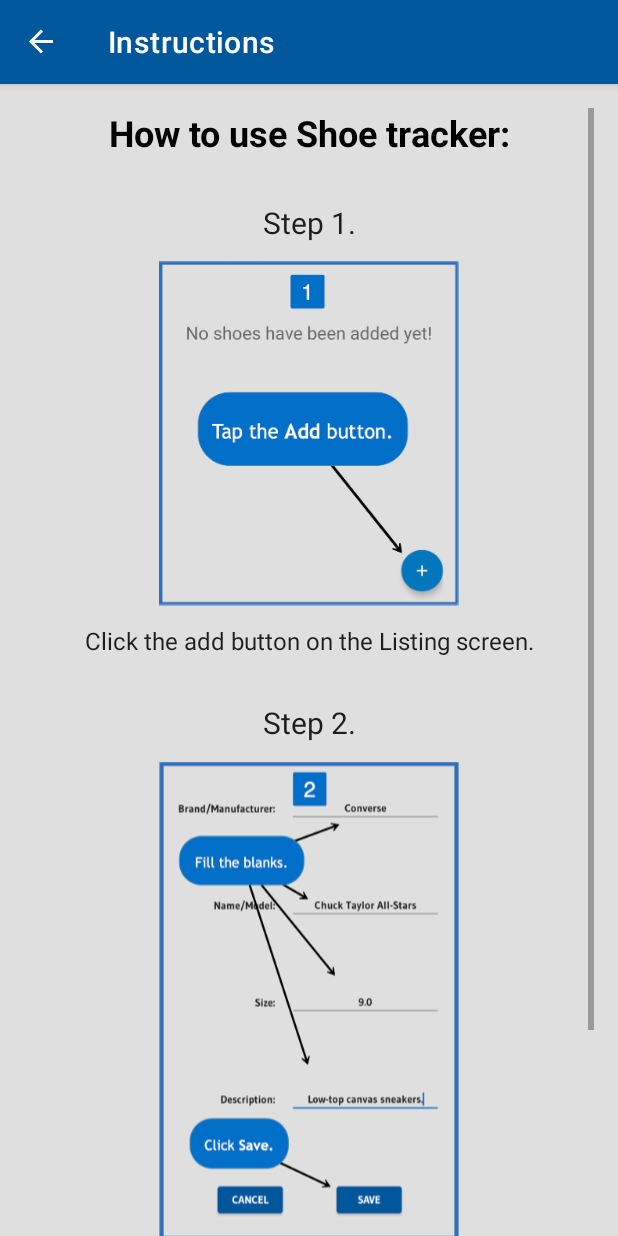
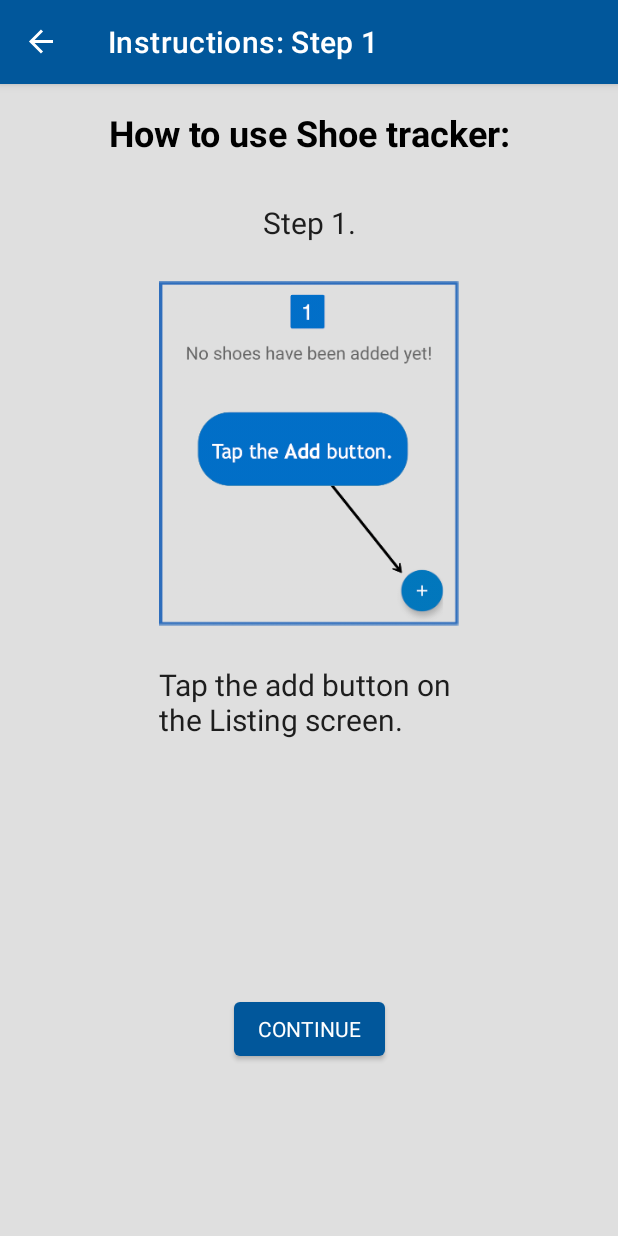
Before and after one commit to kelocen/shoe-tracker, an Android app: the StepOneFragment screen opened through its navigation route, on a phone screen of 412 x 824 dp. Run offline under Robolectric (Android 15) with nearby library versions, the phone set to English and light mode, and no system bars; our stand-ins replace Timber, data binding, navigation-ui; Roboto replaces fonts that are not available here.

Commit message:
feat: Divide instructions into two fragments

```diff
--- a/app/src/main/java/com/example/shoestoreinventory/ui/instructions/InstructionsFragment.kt
+++ b/app/src/main/java/com/example/shoestoreinventory/ui/instructions/StepOneFragment.kt
@@ -8,27 +8,27 @@ import androidx.databinding.DataBindingUtil
 import androidx.fragment.app.Fragment
 import androidx.navigation.fragment.findNavController
 import com.example.shoestoreinventory.R
-import com.example.shoestoreinventory.databinding.FragmentInstructionsBinding
+import com.example.shoestoreinventory.databinding.FragmentStepOneBinding
 
 /**
  * A [Fragment] subclass for the instructions screen.
  */
-class InstructionsFragment : Fragment() {
+class StepOneFragment : Fragment() {
 
-    private lateinit var binding: FragmentInstructionsBinding
+    private lateinit var binding: FragmentStepOneBinding
 
     override fun onCreateView(
             inflater: LayoutInflater, container: ViewGroup?,
             savedInstanceState: Bundle?
     ): View {
-        binding = DataBindingUtil.inflate(inflater, R.layout.fragment_instructions, container, false)
+        binding = DataBindingUtil.inflate(inflater, R.layout.fragment_step_one, container, false)
         return binding.root
     }
 
     override fun onViewCreated(view: View, savedInstanceState: Bundle?) {
         super.onViewCreated(view, savedInstanceState)
         binding.buttonContinue.setOnClickListener {
-            findNavController().navigate(R.id.action_InstructionsFragment_to_ListingFragment)
+            findNavController().navigate(R.id.action_StepOneFragment_to_StepTwoFragment)
         }
     }
 }
--- a/app/src/main/res/layout/fragment_instructions.xml
+++ b/app/src/main/res/layout/fragment_step_one.xml
@@ -8,7 +8,7 @@
     <androidx.constraintlayout.widget.ConstraintLayout
       android:layout_width="match_parent"
       android:layout_height="wrap_content"
-      tools:context=".ui.instructions.InstructionsFragment">
+      tools:context=".ui.instructions.StepOneFragment">
 
       <!-- Continue Button -->
       <Button
@@ -17,7 +17,7 @@
         app:layout_constraintBottom_toBottomOf="parent"
         app:layout_constraintEnd_toEndOf="parent"
         app:layout_constraintStart_toStartOf="parent"
-        app:layout_constraintTop_toBottomOf="@+id/text_step_two_message" />
+        app:layout_constraintTop_toBottomOf="@+id/text_step_one_message" />
 
       <!-- Step One Image -->
       <ImageView
@@ -27,15 +27,6 @@
         app:layout_constraintEnd_toEndOf="parent"
         app:layout_constraintStart_toStartOf="parent"
         app:layout_constraintTop_toBottomOf="@+id/text_step_one" />
-
-      <!-- Step Two Image -->
-      <ImageView
-        android:id="@+id/image_step_two"
-        style="@style/styleImageStepTwoInstructionsFragment"
-        android:contentDescription="@string/example_of_saving_a_shoe"
-        app:layout_constraintEnd_toEndOf="parent"
-        app:layout_constraintStart_toStartOf="parent"
-        app:layout_constraintTop_toBottomOf="@+id/text_step_two" />
 
       <!-- Step One -->
       <TextView
@@ -49,8 +40,9 @@
       <TextView
         android:id="@+id/text_step_one_message"
         style="@style/styleTextStepOneMessageInstructionsFragment"
-        app:layout_constraintEnd_toEndOf="parent"
-        app:layout_constraintStart_toStartOf="parent"
+        app:layout_constrainedWidth="true"
+        app:layout_constraintEnd_toEndOf="@id/image_step_one"
+        app:layout_constraintStart_toStartOf="@+id/image_step_one"
         app:layout_constraintTop_toBottomOf="@+id/image_step_one" />
 
       <!-- How-to -->
@@ -61,22 +53,6 @@
         app:layout_constraintStart_toStartOf="parent"
         app:layout_constraintTop_toTopOf="parent" />
 
-      <!-- Step Two -->
-      <TextView
-        android:id="@+id/text_step_two"
-        style="@style/styleTextStepTwoInstructionsFragment"
-        app:layout_constraintEnd_toEndOf="parent"
-        app:layout_constraintStart_toStartOf="parent"
-        app:layout_constraintTop_toBottomOf="@+id/text_step_one_message" />
-
-      <!-- Step Two Message-->
-      <TextView
-        android:id="@+id/text_step_two_message"
-        style="@style/styleTextStepTwoMessageInstructionsFragment"
-        app:layout_constraintEnd_toEndOf="parent"
-        app:layout_constraintStart_toStartOf="parent"
-        app:layout_constraintTop_toBottomOf="@+id/image_step_two" />
-
     </androidx.constraintlayout.widget.ConstraintLayout>
   </ScrollView>
 </layout>
--- a/app/src/main/res/navigation/nav_graph.xml
+++ b/app/src/main/res/navigation/nav_graph.xml
@@ -21,15 +21,24 @@
     android:name="com.example.shoestoreinventory.ui.welcome.WelcomeFragment">
     <action
       android:id="@+id/action_WelcomeFragment_to_InstructionsFragment"
-      app:destination="@+id/fragment_InstructionsFragment" />
+      app:destination="@+id/fragment_StepOneFragment" />
   </fragment>
-  <!-- Instructions Fragment -->
+  <!-- Step One Fragment -->
   <fragment
-    android:id="@+id/fragment_InstructionsFragment"
-    android:label="@string/graph_label_instructions_fragment"
-    android:name="com.example.shoestoreinventory.ui.instructions.InstructionsFragment">
+    android:id="@+id/fragment_StepOneFragment"
+    android:label="@string/graph_label_step_one_fragment"
+    android:name="com.example.shoestoreinventory.ui.instructions.StepOneFragment">
     <action
-      android:id="@+id/action_InstructionsFragment_to_ListingFragment"
+      android:id="@+id/action_StepOneFragment_to_StepTwoFragment"
+      app:destination="@+id/fragment_StepTwoFragment" />
+  </fragment>
+  <!-- Step Two Fragment -->
+  <fragment
+    android:id="@+id/fragment_StepTwoFragment"
+    android:label="@string/graph_label_step_two_fragment"
+    android:name="com.example.shoestoreinventory.ui.instructions.StepTwoFragment">
+    <action
+      android:id="@+id/action_StepTwoFragment_to_ListingFragment"
       app:destination="@+id/fragment_ListingFragment"
       app:popUpTo="@id/nav_graph"
       app:popUpToInclusive="true" />
@@ -42,7 +51,6 @@
     <action
       android:id="@+id/action_ListingFragment_to_DetailsFragment"
       app:destination="@+id/fragment_DetailsFragment" />
-
   </fragment>
   <!-- Details Fragment -->
   <fragment
--- a/app/src/main/res/values-night/themes.xml
+++ b/app/src/main/res/values-night/themes.xml
@@ -107,7 +107,7 @@
     <item name="android:text">@string/welcome_message_continue</item>
     <item name="android:textSize">@dimen/welcome_continue_text_size</item>
   </style>
-  <!-- = = = = = Instructions Fragment = = = = = -->
+  <!-- = = = = = Step One/Step Two Fragments = = = = = -->
   <style name="styleScrollViewInstructionsFragment" parent="styleParentLayout">
     <item name="android:fillViewport">true</item>
   </style>
@@ -133,7 +133,7 @@
     <item name="android:layout_height">wrap_content</item>
     <item name="android:layout_width">wrap_content</item>
     <item name="android:textSize">@dimen/instructions_step_message_text_size</item>
-    <item name="android:text">Click the add button on the Listing screen.</item>
+    <item name="android:text">@string/instructions_text_step_one</item>
     <item name="android:layout_marginTop">@dimen/instructions_view_separator_margin_top</item>
   </style>
   <!-- Step One Image -->
@@ -157,7 +157,7 @@
     <item name="android:layout_height">wrap_content</item>
     <item name="android:layout_width">wrap_content</item>
     <item name="android:textSize">@dimen/instructions_step_message_text_size</item>
-    <item name="android:text">Fill in the blanks and click save.</item>
+    <item name="android:text">@string/instructions_text_step_two</item>
     <item name="android:layout_marginTop">@dimen/instructions_view_separator_margin_top</item>
   </style>
   <!-- Step Two Image -->
--- a/app/src/main/res/values/dimens.xml
+++ b/app/src/main/res/values/dimens.xml
@@ -4,6 +4,7 @@
   <dimen name="fragment_parent_layout_padding">16dp</dimen>
   <dimen name="button_continue_margin_bottom">16dp</dimen>
   <dimen name="button_continue_margin_top">70dp</dimen>
+
   <!-- = = = = Login fragment views = = = = -->
   <dimen name="login_view_margin_top">8dp</dimen>
   <!-- = = = = Welcome Fragment = = = = -->
@@ -16,9 +17,9 @@
   <dimen name="instructions_title_text_size">24sp</dimen>
   <dimen name="instructions_step_label_text_size">20sp</dimen>
   <dimen name="instructions_step_label_margin_top">30dp</dimen>
-  <dimen name="instructions_step_message_text_size">16sp</dimen>
+  <dimen name="instructions_step_message_text_size">20sp</dimen>
   <dimen name="instructions_step_two_margin_top">30dp</dimen>
-  <dimen name="instructions_view_separator_margin_top">12dp</dimen>
+  <dimen name="instructions_view_separator_margin_top">25dp</dimen>
   <dimen name="instructions_image_step_one_height">230dp</dimen>
   <dimen name="instructions_image_step_one_width">200dp</dimen>
   <dimen name="instructions_image_step_two_width">200dp</dimen>
--- a/app/src/main/res/values/strings.xml
+++ b/app/src/main/res/values/strings.xml
@@ -3,7 +3,8 @@
   <!-- Navigation Graph -->
   <string name="graph_label_login_fragment">Login</string>
   <string name="graph_label_welcome_fragment">Welcome</string>
-  <string name="graph_label_instructions_fragment">Instructions</string>
+  <string name="graph_label_step_one_fragment">Instructions: Step 1</string>
+  <string name="graph_label_step_two_fragment">Instructions: Step 2</string>
   <string name="graph_label_listing_fragment">Listing</string>
   <string name="graph_label_details_fragment">Details</string>
   <!-- Login Fragment -->
@@ -12,12 +13,14 @@
   <string name="login_prompt_password">Password</string>
   <string name="login_prompt_email">Email</string>
   <!-- Welcome Fragment -->
-  <string name="welcome_message_continue">Click continue to get started.</string>
+  <string name="welcome_message_continue">Tap continue to get started.</string>
   <string name="welcome_shoe_tracker_logo">Shoe Tracker logo</string>
   <!-- Instructions Fragment -->
   <string name="instructions_text_title_text">How to use Shoe tracker:</string>
   <string name="instructions_label_step_one">Step 1.</string>
   <string name="instructions_label_step_two">Step 2.</string>
+  <string name="instructions_text_step_one">Tap the add button on the Listing screen.</string>
+  <string name="instructions_text_step_two">Fill in the blanks and tap save.</string>
   <string name="example_of_the_add_button">Example of the add button.</string>
   <string name="example_of_saving_a_shoe">Example of saving a shoe.</string>
   <!-- Listing Fragment -->
--- a/app/src/main/res/values/themes.xml
+++ b/app/src/main/res/values/themes.xml
@@ -107,7 +107,7 @@
     <item name="android:text">@string/welcome_message_continue</item>
     <item name="android:textSize">@dimen/welcome_continue_text_size</item>
   </style>
-  <!-- = = = = = Instructions Fragment = = = = = -->
+  <!-- = = = = = Step One/Step Two Fragments = = = = = -->
   <style name="styleScrollViewInstructionsFragment" parent="styleParentLayout">
     <item name="android:fillViewport">true</item>
   </style>
@@ -133,7 +133,7 @@
     <item name="android:layout_height">wrap_content</item>
     <item name="android:layout_width">wrap_content</item>
     <item name="android:textSize">@dimen/instructions_step_message_text_size</item>
-    <item name="android:text">Click the add button on the Listing screen.</item>
+    <item name="android:text">@string/instructions_text_step_one</item>
     <item name="android:layout_marginTop">@dimen/instructions_view_separator_margin_top</item>
   </style>
   <!-- Step One Image -->
@@ -157,7 +157,7 @@
     <item name="android:layout_height">wrap_content</item>
     <item name="android:layout_width">wrap_content</item>
     <item name="android:textSize">@dimen/instructions_step_message_text_size</item>
-    <item name="android:text">Fill in the blanks and click save.</item>
+    <item name="android:text">@string/instructions_text_step_two</item>
     <item name="android:layout_marginTop">@dimen/instructions_view_separator_margin_top</item>
   </style>
   <!-- Step Two Image -->
```
Also changed, not shown: app/src/main/java/com/example/shoestoreinventory/ui/instructions/StepTwoFragment.kt (added, +34 -0 lines), app/src/main/res/layout/fragment_step_two.xml (added, +58 -0 lines), app/src/main/res/drawable-hdpi/step_two_save.png, app/src/main/res/drawable-mdpi/step_two_save.png, app/src/main/res/drawable-xhdpi/step_two_save.png, app/src/main/res/drawable-xxhdpi/step_two_save.png, app/src/main/res/drawable-xxxhdpi/step_two_save.png.
